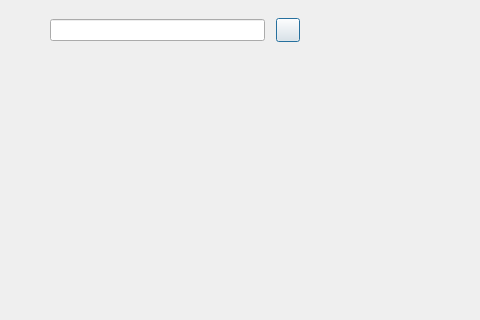
First picture: the form in ZhKeyesIMClient/UI/ChatDialog.ui, repository Keyes117/ZhKeyesIM, before the edit; both pictures show x 0 to 480 and y 0 to 320 of the 636 by 490 pixel window.
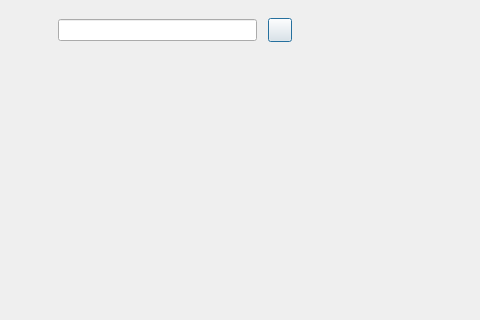
Second picture: the form after the edit. Custom widgets are drawn as their Qt base class.

```diff
--- a/ZhKeyesIMClient/UI/ChatDialog.ui
+++ b/ZhKeyesIMClient/UI/ChatDialog.ui
@@ -66,10 +66,10 @@
           <number>30</number>
          </property>
          <property name="leftMargin">
-          <number>0</number>
+          <number>10</number>
          </property>
          <property name="topMargin">
-          <number>0</number>
+          <number>10</number>
          </property>
          <property name="rightMargin">
           <number>0</number>
@@ -202,13 +202,13 @@
           <number>6</number>
          </property>
          <property name="leftMargin">
-          <number>0</number>
+          <number>8</number>
          </property>
          <property name="topMargin">
           <number>0</number>
          </property>
          <property name="rightMargin">
-          <number>0</number>
+          <number>8</number>
          </property>
          <property name="bottomMargin">
           <number>0</number>
@@ -325,6 +325,11 @@
    <header>chatpage.h</header>
    <container>1</container>
   </customwidget>
+  <customwidget>
+   <class>StateWidget</class>
+   <extends>QLabel</extends>
+   <header>statewidget.h</header>
+  </customwidget>
  </customwidgets>
  <resources/>
  <connections/>
```
Left out of the diff: 12 changed lines with no effect on the pictures.
